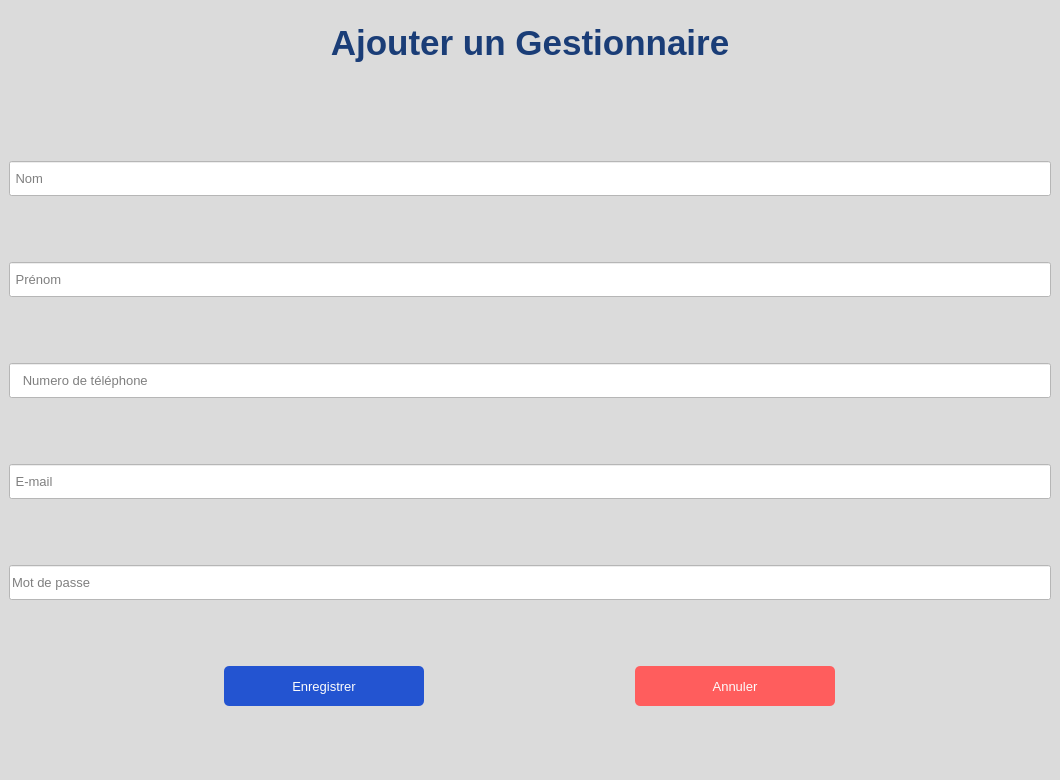
Qt form ajouterGest/ajouterGest.ui (meddiaa/GC-repo) before a commit.
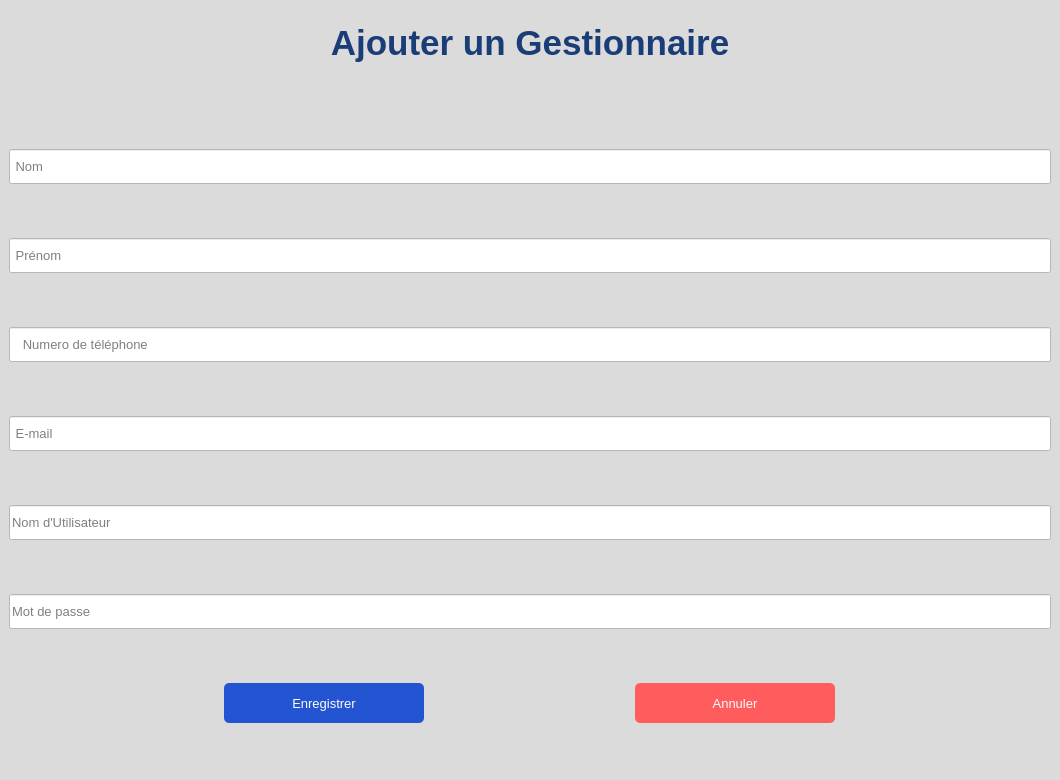
The same form after that commit.

Commit message: added add gestionnaire form

```diff
--- a/ajouterGest/ajouterGest.ui
+++ b/ajouterGest/ajouterGest.ui
@@ -106,7 +106,7 @@
               <height>0</height>
              </size>
             </property>
-            <layout class="QVBoxLayout" name="verticalLayout_4" stretch="0,1,0,0,0,0">
+            <layout class="QVBoxLayout" name="verticalLayout_4" stretch="0,1,0,0,0,0,0">
              <item>
               <widget class="QLineEdit" name="lineEditNom">
                <property name="minimumSize">
@@ -210,7 +210,34 @@
               </widget>
              </item>
              <item>
-              <widget class="QLineEdit" name="lineEdit">
+              <widget class="QLineEdit" name="lineEditNomUti">
+               <property name="minimumSize">
+                <size>
+                 <width>0</width>
+                 <height>35</height>
+                </size>
+               </property>
+               <property name="maximumSize">
+                <size>
+                 <width>16777215</width>
+                 <height>35</height>
+                </size>
+               </property>
+               <property name="font">
+                <font>
+                 <pointsize>10</pointsize>
+                </font>
+               </property>
+               <property name="styleSheet">
+                <string notr="true">background-color: rgb(255, 255, 255);</string>
+               </property>
+               <property name="placeholderText">
+                <string>Nom d'Utilisateur</string>
+               </property>
+              </widget>
+             </item>
+             <item>
+              <widget class="QLineEdit" name="lineEditMDP">
                <property name="minimumSize">
                 <size>
                  <width>0</width>
```
Left out of the diff: 10 changed lines with no effect on the pictures. The commit also changes 1 other file.
